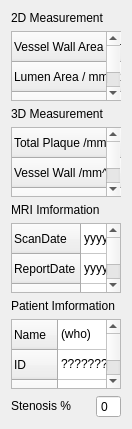
Old version of the form codes/View/MeasurementWidget.ui in the repository wuzhuobin/Vessel_Project.
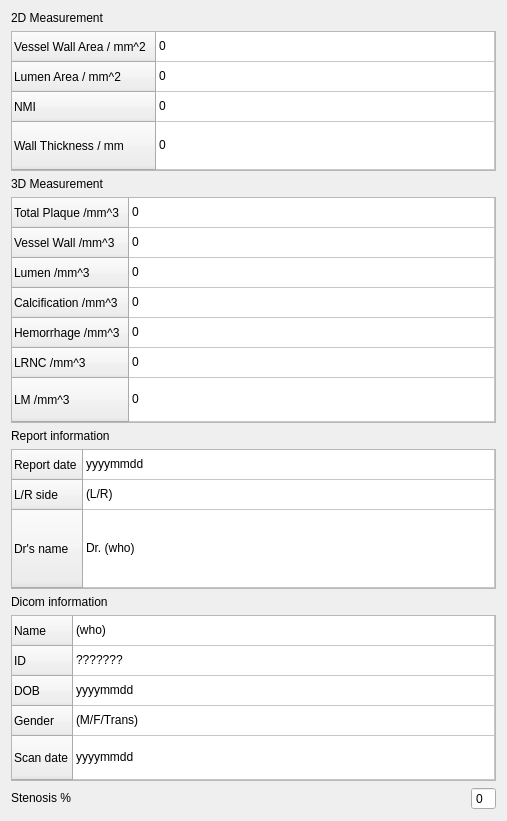
New version of the form.

```diff
--- a/codes/View/MeasurementWidget.ui
+++ b/codes/View/MeasurementWidget.ui
@@ -6,8 +6,8 @@
    <rect>
     <x>0</x>
     <y>0</y>
-    <width>132</width>
-    <height>420</height>
+    <width>507</width>
+    <height>821</height>
    </rect>
   </property>
   <property name="sizePolicy">
@@ -290,7 +290,7 @@
       </sizepolicy>
      </property>
      <property name="text">
-      <string>MRI Imformation</string>
+      <string>Report information</string>
      </property>
     </widget>
    </item>
@@ -331,22 +331,17 @@
      </attribute>
      <row>
       <property name="text">
-       <string>ScanDate</string>
+       <string>Report date</string>
       </property>
      </row>
      <row>
       <property name="text">
-       <string>ReportDate</string>
+       <string>L/R side</string>
       </property>
      </row>
      <row>
       <property name="text">
-       <string>L/RSide</string>
-      </property>
-     </row>
-     <row>
-      <property name="text">
-       <string>Dr'sName</string>
+       <string>Dr's name</string>
       </property>
      </row>
      <column>
@@ -360,16 +355,11 @@
       </property>
      </item>
      <item row="1" column="0">
-      <property name="text">
-       <string>yyyymmdd</string>
-      </property>
-     </item>
-     <item row="2" column="0">
       <property name="text">
        <string>(L/R)</string>
       </property>
      </item>
-     <item row="3" column="0">
+     <item row="2" column="0">
       <property name="text">
        <string>Dr. (who)</string>
       </property>
@@ -385,7 +375,7 @@
       </sizepolicy>
      </property>
      <property name="text">
-      <string>Patient Imformation</string>
+      <string>Dicom information</string>
      </property>
     </widget>
    </item>
@@ -444,6 +434,11 @@
        <string>Gender</string>
       </property>
      </row>
+     <row>
+      <property name="text">
+       <string>Scan date</string>
+      </property>
+     </row>
      <column>
       <property name="text">
        <string>Data</string>
@@ -469,6 +464,11 @@
        <string>(M/F/Trans)</string>
       </property>
      </item>
+     <item row="4" column="0">
+      <property name="text">
+       <string>yyyymmdd</string>
+      </property>
+     </item>
     </widget>
    </item>
    <item>
```
Left out of the diff: 4 changed lines with no effect on the pictures.
